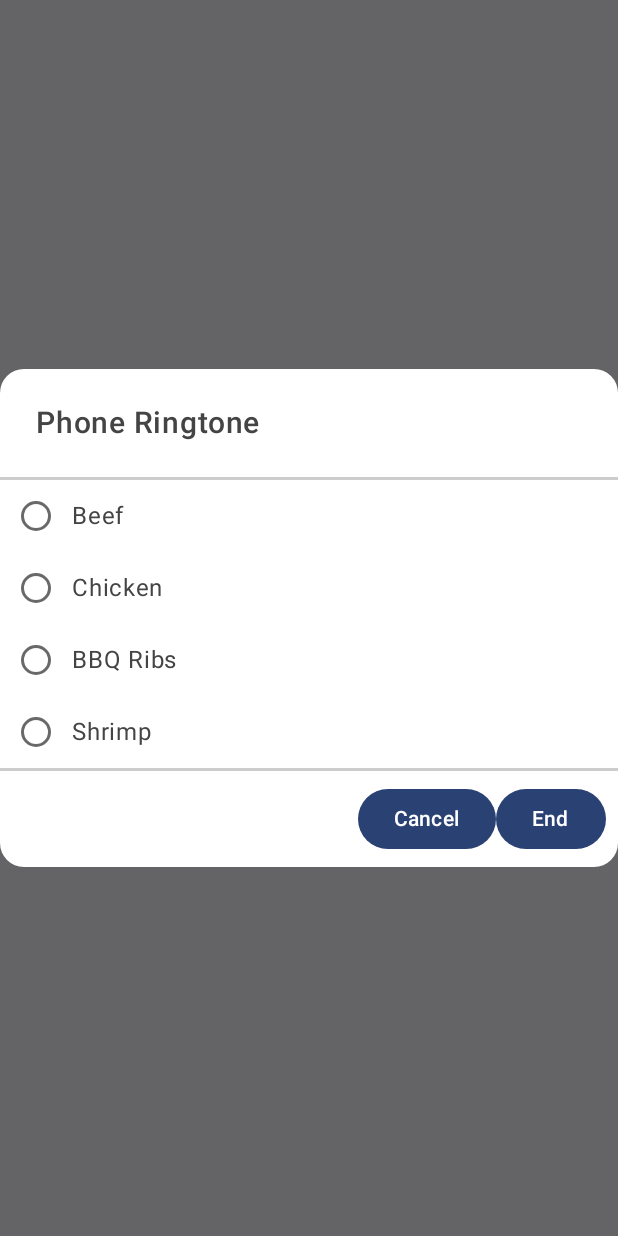
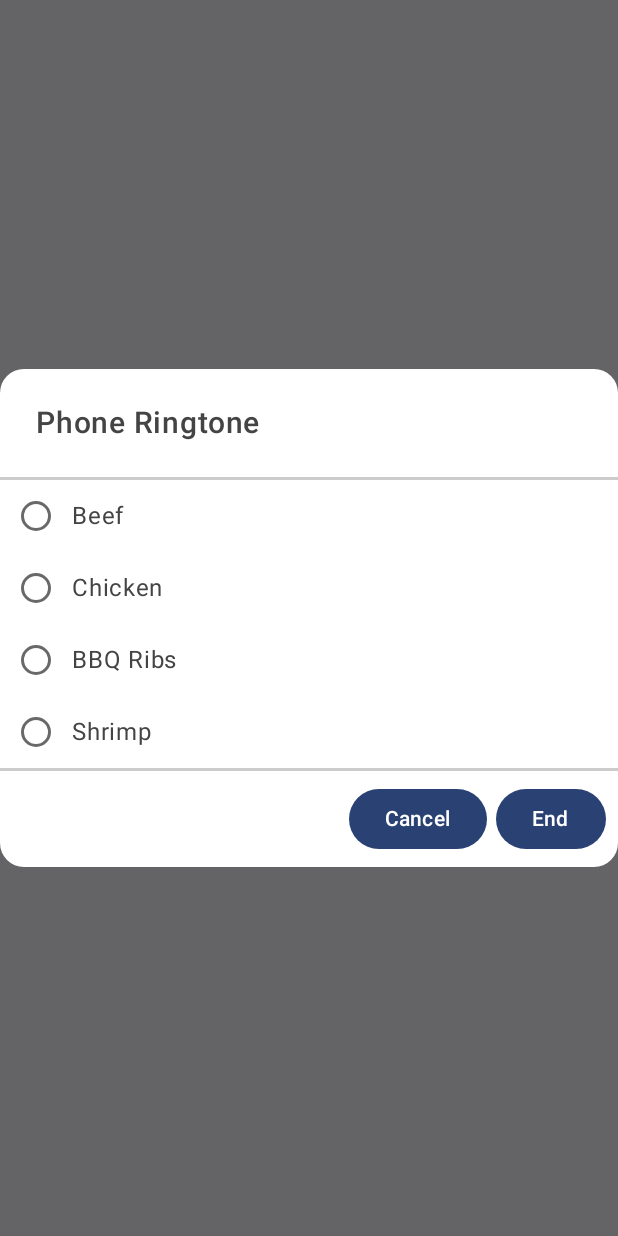
Before and after one commit to joshflugel/Jetpack-Compose-2025, an Android app built with Jetpack Compose: the screen it shows after launch (MainActivity), after a tap on "Show Material3 AlertDialog", on a phone screen of 412 x 824 dp. Run offline under Robolectric (Android 15) with nearby library versions, the phone set to English and light mode, and no system bars.

Commit message:
18) Separate Dialog butons with Spacer

```diff
--- a/app/src/main/java/com/josh/compose/components/layout/Dialogs_18.kt
+++ b/app/src/main/java/com/josh/compose/components/layout/Dialogs_18.kt
@@ -5,9 +5,11 @@ import androidx.compose.foundation.Image
 import androidx.compose.foundation.background
 import androidx.compose.foundation.layout.Column
 import androidx.compose.foundation.layout.Row
+import androidx.compose.foundation.layout.Spacer
 import androidx.compose.foundation.layout.fillMaxWidth
 import androidx.compose.foundation.layout.padding
 import androidx.compose.foundation.layout.size
+import androidx.compose.foundation.layout.width
 import androidx.compose.foundation.shape.CircleShape
 import androidx.compose.foundation.shape.RoundedCornerShape
 import androidx.compose.material3.AlertDialog
@@ -56,9 +58,10 @@ fun MyConfirmationDialog(
 
                 HorizontalDivider(Modifier.fillMaxWidth(), 2.dp, Color.LightGray)
                 Row(Modifier.align(Alignment.End).padding(8.dp)){
-                    Button(onClick = {}){
+                    Button( onClick = {}){
                         Text("Cancel")
                     }
+                    Spacer(modifier = Modifier.width(6.dp))
                     Button(onClick = {}){
                         Text("End")
                     }
```
